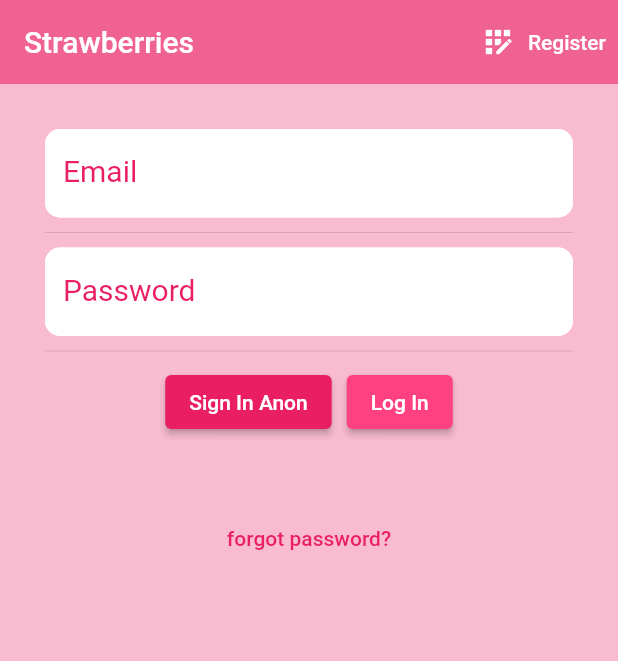
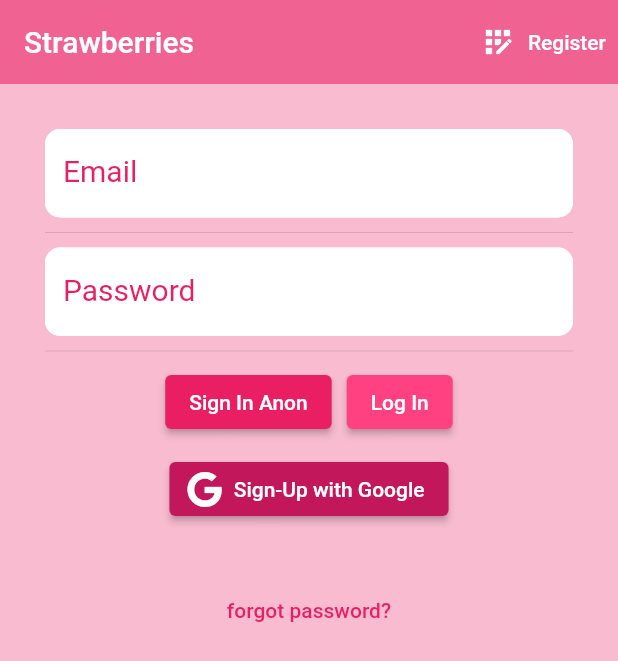
Before and after one commit to Darksister22/firebasetest, a Flutter app: the screen it shows after launch, on a phone screen of 412 x 824 dp. Shown: the top 661 px of the screen. Run offline on Flutter 3.47's test engine with Material 2 defaults, Android fonts, the phone set to English and light mode, and no system bars; our stand-ins replace firebase_auth, firebase_core, font_awesome_flutter, google_sign_in; accounts and stored records are empty.

Commit message:
google login implemented

```diff
--- a/lib/Screens/Auth/signin.dart
+++ b/lib/Screens/Auth/signin.dart
@@ -1,8 +1,11 @@
 // ignore_for_file: avoid_print, prefer_const_constructors, prefer_const_constructors_in_immutables
 
 import 'package:firebasetest/Services/fireauth.dart';
+import 'package:firebasetest/Services/google_sign_in.dart';
 import 'package:firebasetest/shared/constants.dart';
 import 'package:flutter/material.dart';
+import 'package:font_awesome_flutter/font_awesome_flutter.dart';
+import 'package:provider/provider.dart';
 
 class SignIn extends StatefulWidget {
   final Function toggle;
@@ -116,6 +119,17 @@ class _SignInState extends State<SignIn> {
               ],
             ),
             SizedBox(height: 10),
+            ElevatedButton.icon(
+              onPressed: () async {
+                final provider = Provider.of<GoogleSignInProvider>(context,
+                    listen: false); //creating an instance of the class here.
+                await provider.googleLogin();
+              },
+              label: Text('Sign-Up with Google'),
+              icon: FaIcon(FontAwesomeIcons.google),
+              style:
+                  ElevatedButton.styleFrom(backgroundColor: Colors.pink[700]),
+            ),
             Text(
               error,
               style: const TextStyle(color: Colors.red, fontSize: 20),
--- a/lib/Screens/wrapper.dart
+++ b/lib/Screens/wrapper.dart
@@ -6,6 +6,7 @@ import 'Auth/auth.dart';
 
 class Wrapper extends StatelessWidget {
   const Wrapper({Key? key}) : super(key: key);
+
   @override
   @override
   Widget build(BuildContext context) {
@@ -15,7 +16,7 @@ class Wrapper extends StatelessWidget {
         stream: FirebaseAuth.instance.authStateChanges(),
         builder: ((context, snapshot) {
           if (snapshot.hasData) {
-            return EmailVerify();
+            return const EmailVerify();
           } else {
             return Authenticate();
           }
--- a/lib/Services/fireauth.dart
+++ b/lib/Services/fireauth.dart
@@ -1,13 +1,14 @@
 // ignore_for_file: avoid_print
 
 import 'package:firebase_auth/firebase_auth.dart';
+import 'package:google_sign_in/google_sign_in.dart';
 
 import '../models/Users.dart';
 import 'handler.dart';
 
 class AuthService {
   final FirebaseAuth _auth = FirebaseAuth.instance;
-
+  final googlesignin = GoogleSignIn();
   //create anon user
   Users _users(User? user) {
     return Users(uid: user!.uid);
@@ -72,6 +73,7 @@ class AuthService {
   //method for sign-out
   Future logOut() async {
     try {
+      //await googlesignin.disconnect();
       return await _auth.signOut();
     } catch (e) {
       print(e.toString());
--- /dev/null
+++ b/lib/Services/google_sign_in.dart
@@ -0,0 +1,36 @@
+import 'package:firebase_auth/firebase_auth.dart';
+import 'package:flutter/material.dart';
+import 'package:google_sign_in/google_sign_in.dart';
+
+class GoogleSignInProvider extends ChangeNotifier {
+  final FirebaseAuth _auth = FirebaseAuth.instance;
+
+  final googlesignin =
+      GoogleSignIn(); //creating an instance of google sign in class.
+  GoogleSignInAccount? _user;
+  GoogleSignInAccount get user =>
+      _user!; //getting the user info inside the user instance.
+
+  Future googleLogin() async {
+    final googleuser =
+        await googlesignin.signIn(); //show the pop-up to select a user account.
+    if (googleuser == null) {
+      return;
+    }
+    _user = googleuser; //save the user account.
+    final googleAuth = await googleuser
+        .authentication; //getting the authentication data of the google user.
+    final credentials = GoogleAuthProvider.credential(
+        accessToken: googleAuth.accessToken,
+        idToken: googleAuth
+            .idToken); //saving the credentials, used to sign in with firebase.
+    await _auth.signInWithCredential(
+        credentials); //this will send the access and ID tokens to sign in with firebase.
+    notifyListeners();
+  }
+
+  Future googleLogout() async {
+    await googlesignin.disconnect();
+    FirebaseAuth.instance.signOut();
+  }
+}
--- a/lib/main.dart
+++ b/lib/main.dart
@@ -2,6 +2,7 @@
 
 import 'package:firebasetest/Screens/wrapper.dart';
 import 'package:firebasetest/Services/fireauth.dart';
+import 'package:firebasetest/Services/google_sign_in.dart';
 import 'package:flutter/material.dart';
 import 'package:firebase_core/firebase_core.dart';
 import 'package:provider/provider.dart';
@@ -19,11 +20,14 @@ class MyApp extends StatelessWidget {
   // This widget is the root of your application.
   @override
   Widget build(BuildContext context) {
-    return StreamProvider.value(
-      catchError: (_, __) => null,
-      initialData: null,
-      value: AuthService().user,
-      child: MaterialApp(debugShowCheckedModeBanner: false, home: Wrapper()),
+    return ChangeNotifierProvider<GoogleSignInProvider>(
+      create: (_) => GoogleSignInProvider(),
+      builder: ((context, child) {
+        return MaterialApp(
+          debugShowCheckedModeBanner: false,
+          home: Wrapper(),
+        );
+      }),
     );
   }
 }
--- a/pubspec.yaml
+++ b/pubspec.yaml
@@ -30,6 +30,8 @@ dependencies:
   firebase_auth: ^3.4.2
   cloud_firestore: ^3.3.0
   provider: ^6.0.3
+  font_awesome_flutter: ^10.1.0
+  google_sign_in: ^5.4.0
 
   flutter:
     sdk: flutter
```
Also changed, not shown: lib/Screens/Auth/verify.dart (+10 -9 lines), lib/Screens/home/home.dart (+35 -4 lines), pubspec.lock.
